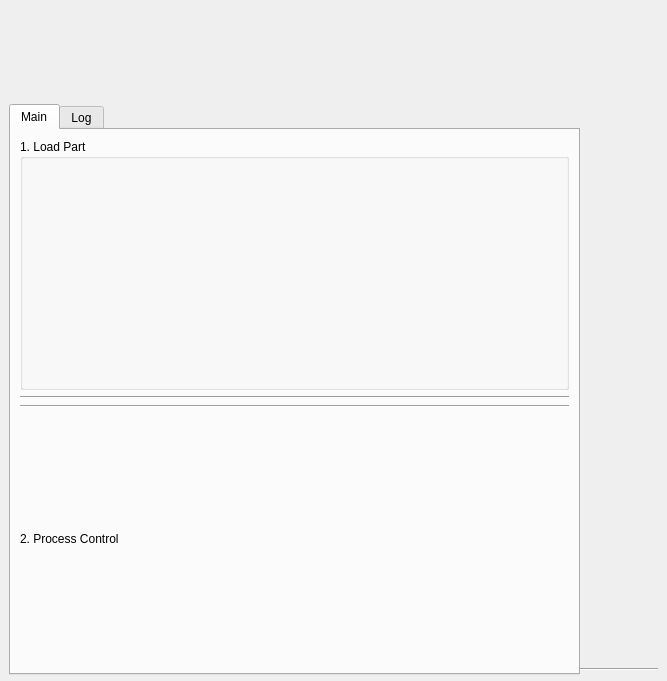
Surfacerobot/crs_ws_fanuc, file src/collaborative-robotic-sanding/crs_gui/ui/crs_application.ui: the form before one commit.
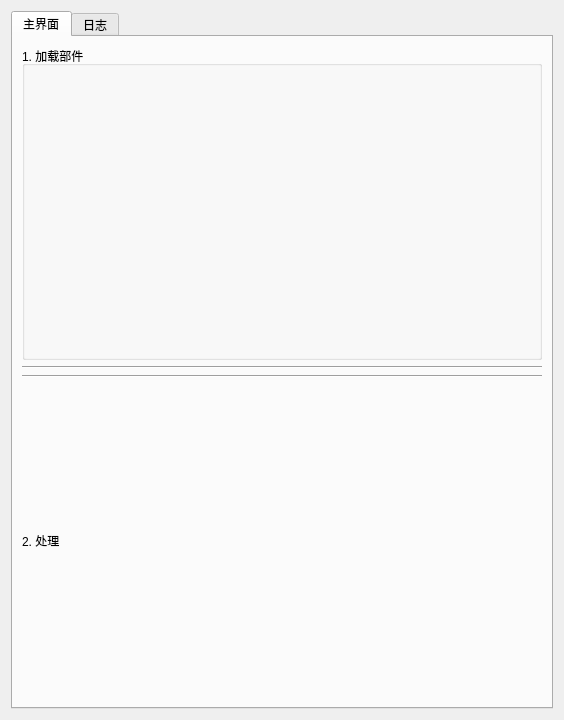
The form after the commit. Icons and pictures are not drawn.

What changed in the file:
```diff
--- a/src/collaborative-robotic-sanding/crs_gui/ui/crs_application.ui
+++ b/src/collaborative-robotic-sanding/crs_gui/ui/crs_application.ui
@@ -6,24 +6,64 @@
    <rect>
     <x>0</x>
     <y>0</y>
-    <width>667</width>
-    <height>681</height>
+    <width>564</width>
+    <height>720</height>
    </rect>
   </property>
   <property name="windowTitle">
    <string>Form</string>
   </property>
+  <property name="layoutDirection">
+   <enum>Qt::LeftToRight</enum>
+  </property>
+  <layout class="QVBoxLayout" name="verticalLayout">
+   <item>
+    <widget class="QTabWidget" name="tab_widget">
+     <property name="enabled">
+      <bool>true</bool>
+     </property>
+     <property name="sizePolicy">
+      <sizepolicy hsizetype="Expanding" vsizetype="Expanding">
+       <horstretch>0</horstretch>
+       <verstretch>0</verstretch>
+      </sizepolicy>
+     </property>
+     <property name="maximumSize">
+      <size>
+       <width>650</width>
+       <height>800</height>
+      </size>
+     </property>
+     <property name="tabPosition">
+      <enum>QTabWidget::North</enum>
+     </property>
+     <property name="currentIndex">
+      <number>0</number>
+     </property>
+     <widget class="QWidget" name="tab_setup">
+      <attribute name="title">
+       <string>主界面</string>
+      </attribute>
+      <layout class="QGridLayout" name="gridLayout">
+       <item row="0" column="0">
+        <widget class="QGroupBox" name="group_box_load">
+         <property name="title">
+          <string>1. 加载部件</string>
+         </property>
+         <layout class="QVBoxLayout" name="verticalLayout_2">
+          <item>
   <widget class="QLabel" name="label">
    <property name="enabled">
     <bool>true</bool>
    </property>
-   <property name="geometry">
-    <rect>
-     <x>9</x>
-     <y>9</y>
-     <width>391</width>
-     <height>81</height>
-    </rect>
+            <property name="maximumSize">
+             <size>
+              <width>300</width>
+              <height>100</height>
+             </size>
+            </property>
+            <property name="layoutDirection">
+             <enum>Qt::LeftToRight</enum>
    </property>
    <property name="text">
     <string/>
@@ -38,48 +78,13 @@
     <bool>true</bool>
    </property>
    <property name="alignment">
-    <set>Qt::AlignJustify|Qt::AlignVCenter</set>
-   </property>
-  </widget>
-  <widget class="Line" name="line">
-   <property name="geometry">
-    <rect>
-     <x>9</x>
-     <y>661</y>
-     <width>649</width>
-     <height>16</height>
-    </rect>
-   </property>
-   <property name="orientation">
-    <enum>Qt::Horizontal</enum>
-   </property>
-  </widget>
-  <widget class="QTabWidget" name="tab_widget">
-   <property name="enabled">
+             <set>Qt::AlignLeading|Qt::AlignLeft|Qt::AlignTop</set>
+            </property>
+            <property name="wordWrap">
     <bool>true</bool>
    </property>
-   <property name="geometry">
-    <rect>
-     <x>9</x>
-     <y>104</y>
-     <width>571</width>
-     <height>571</height>
-    </rect>
-   </property>
-   <property name="currentIndex">
-    <number>0</number>
-   </property>
-   <widget class="QWidget" name="tab_setup">
-    <attribute name="title">
-     <string>Main</string>
-    </attribute>
-    <layout class="QGridLayout" name="gridLayout">
-     <item row="0" column="0">
-      <widget class="QGroupBox" name="group_box_load">
-       <property name="title">
-        <string>1. Load Part</string>
-       </property>
-       <layout class="QVBoxLayout" name="verticalLayout_2">
+           </widget>
+          </item>
         <item>
          <layout class="QVBoxLayout" name="vertical_layout_part_selector"/>
         </item>
@@ -105,7 +110,7 @@
        <item>
         <widget class="QLabel" name="label_3">
          <property name="text">
-          <string>2. Process Control</string>
+            <string>2. 处理</string>
          </property>
         </widget>
        </item>
@@ -121,7 +126,7 @@
      <bool>true</bool>
     </property>
     <attribute name="title">
-     <string>Log</string>
+       <string>日志</string>
     </attribute>
     <layout class="QVBoxLayout" name="verticalLayout_4">
      <item>
@@ -154,6 +159,8 @@
     </layout>
    </widget>
   </widget>
+   </item>
+  </layout>
  </widget>
  <resources/>
  <connections/>
```
Left out of the diff: 2 changed lines with no effect on the pictures. Lines whose indentation alone changed are shown as unchanged.
